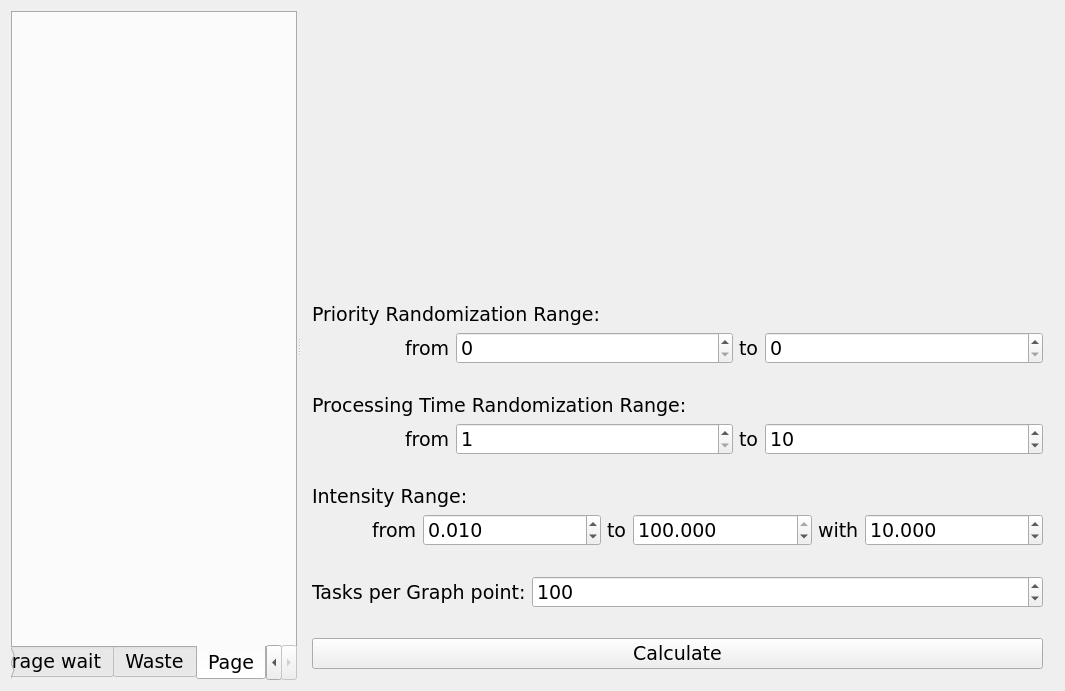
Old version of the form Lab3/gui/gui.ui in the repository JC-labs/Operating_System_Labs.
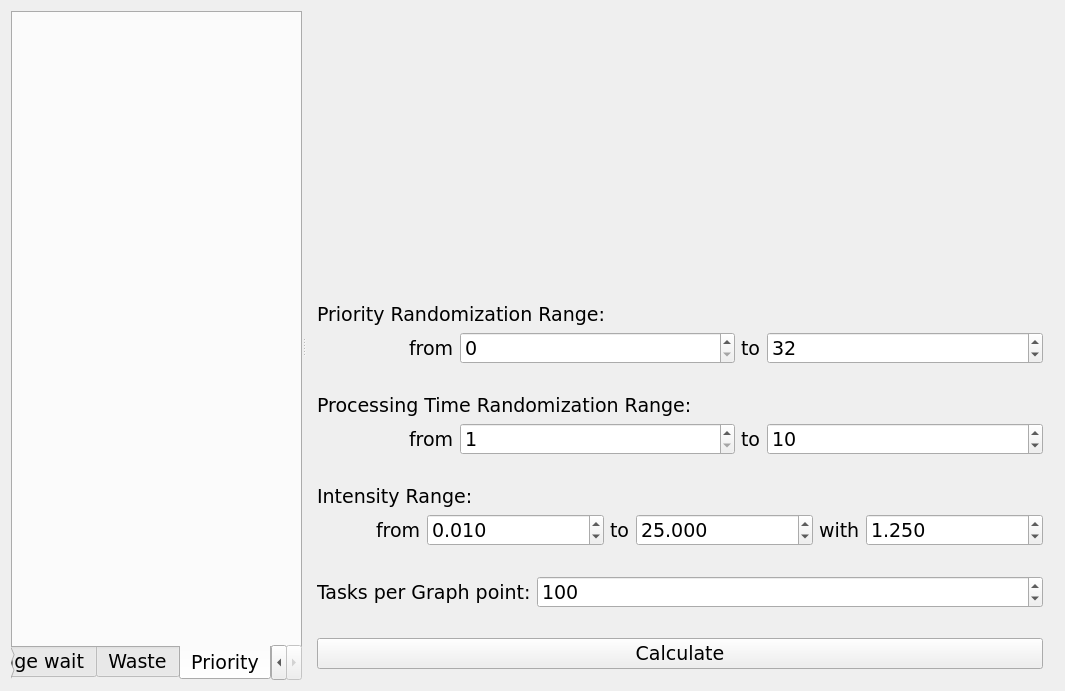
New version of the form. The open tabs and pages were chosen to show the change.

```diff
--- a/Lab3/gui/gui.ui
+++ b/Lab3/gui/gui.ui
@@ -66,8 +66,13 @@
       </widget>
       <widget class="QWidget" name="tab_3">
        <attribute name="title">
-        <string>Page</string>
+        <string>Priority</string>
        </attribute>
+       <layout class="QVBoxLayout" name="verticalLayout_7">
+        <item>
+         <layout class="QHBoxLayout" name="priority_layout"/>
+        </item>
+       </layout>
       </widget>
      </widget>
      <widget class="QWidget" name="widget" native="true">
@@ -138,6 +143,9 @@
              <property name="maximum">
               <number>32767</number>
              </property>
+             <property name="value">
+              <number>32</number>
+             </property>
             </widget>
            </item>
           </layout>
@@ -249,7 +257,7 @@
               <double>0.001000000000000</double>
              </property>
              <property name="maximum">
-              <double>1000.000000000000000</double>
+              <double>100.000000000000000</double>
              </property>
              <property name="singleStep">
               <double>0.001000000000000</double>
@@ -281,7 +289,7 @@
               <double>0.001000000000000</double>
              </property>
              <property name="value">
-              <double>100.000000000000000</double>
+              <double>25.000000000000000</double>
              </property>
             </widget>
            </item>
@@ -307,7 +315,7 @@
               <double>0.001000000000000</double>
              </property>
              <property name="value">
-              <double>10.000000000000000</double>
+              <double>1.250000000000000</double>
              </property>
             </widget>
            </item>
```
Left out of the diff: 2 changed lines with no effect on the pictures.
